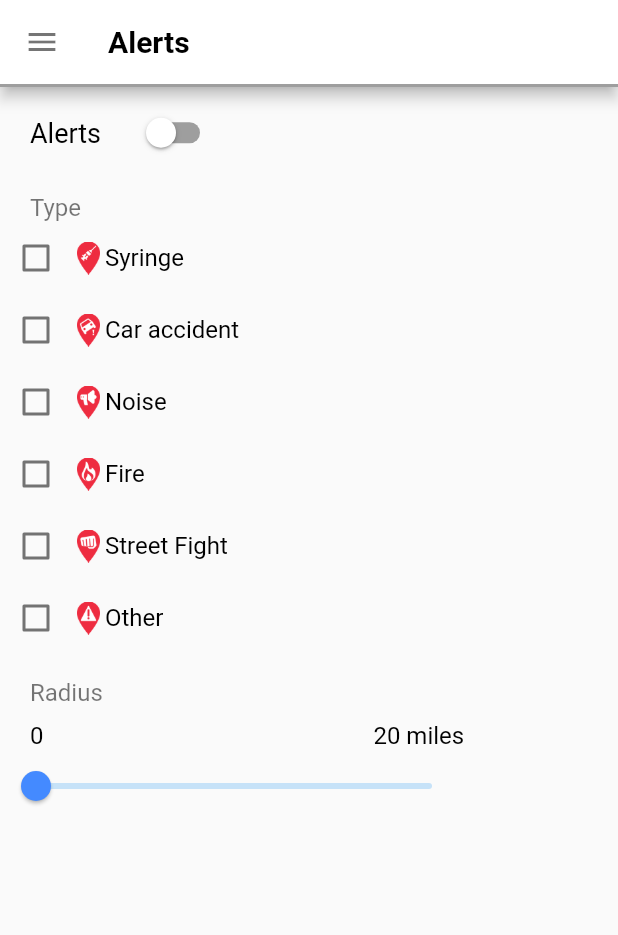
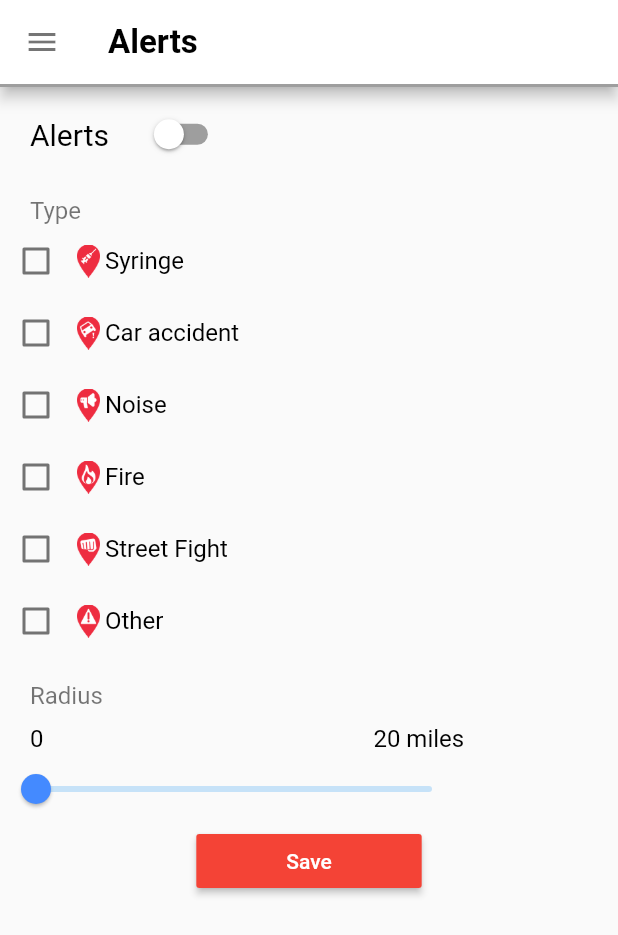
Before and after one commit to bryanpei/dsc-neu-safer-transportation, a Flutter app: the Home screen opened by its route, after a tap on the "menu" icon, after a tap on "alerts", on a phone screen of 412 x 824 dp. Shown: the top 935 px of the screen. Run offline on Flutter 3.47's test engine with Material 2 defaults, Android fonts, the phone set to English and light mode, and no system bars; our stand-ins replace firebase_auth, geolocator, google_maps_flutter; accounts and stored records are empty; network calls fail.

Commit message:
Finished front-end, still need to implement button functionalities

```diff
--- a/lib/screens/alerts.dart
+++ b/lib/screens/alerts.dart
@@ -19,6 +19,14 @@ class _AlertsState extends State {
 
   double sliderValue = 0.0;
 
+  void saveAlertsSetting() {
+    // TODO: Need to implement save button.
+    setState(() {
+      // Alert notifications should pop-up for checked alert types when user
+      // is within the set radius.
+      print("Alert preferences are saved");
+    });
+  }
 
   @override
   Widget build(BuildContext context) {
@@ -28,7 +36,7 @@ class _AlertsState extends State {
               backgroundColor: Colors.white,
               title: Text('Alerts',
                 style: TextStyle(
-                    fontSize: 20.0,
+                    fontSize: 22.0,
                     fontWeight: FontWeight.bold,
                     color: Colors.black
                 ),
@@ -56,7 +64,7 @@ class _AlertsState extends State {
                         Container(
                           margin: EdgeInsets.all(20.0),
                           child: Text('Alerts', style: TextStyle(
-                              fontSize: 18.0,
+                              fontSize: 20.0,
                               color: Colors.black
                           )),
                         ),
@@ -304,7 +312,23 @@ class _AlertsState extends State {
                         }
                       ),
                     ),
-
+                    Container(
+                      child: RaisedButton(
+                        onPressed: () {
+                          saveAlertsSetting();
+                        },
+                        color: Colors.red,
+                        padding: EdgeInsets.only(
+                            left: 60.0,
+                            top: 10.0,
+                            right: 60.0,
+                            bottom: 10.0
+                        ),
+                        child: Text('Save', style: TextStyle(
+                            color: Colors.white
+                        ),),
+                      ),
+                    ),
                   ],
                 )
             )
@@ -363,28 +387,8 @@ class SwitchWidgetClass extends State {
               inactiveThumbColor: Colors.white,
               inactiveTrackColor: Colors.grey,
             )),
-
-//          Text('$textHolder', style: TextStyle(
-//              fontSize: 24,
-//              color: Colors.black54),
-//          )
     ]);
   }
 
 
-  // The checkboxes in the Alerts settings, which will be visible whenever
-  // toggle is switched to ON
-
-
-
-
-
-
-
-
-
-
-
-
-
 }
```
